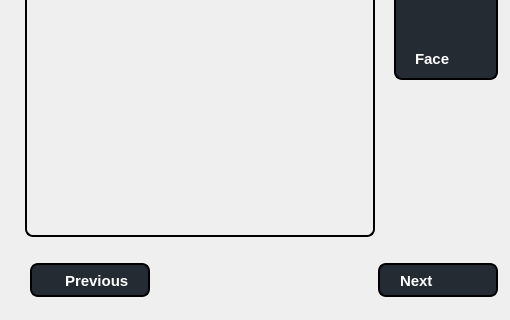
Old version of the form dms_client/ui/camsetpage.ui in the repository veda-team4/dms; both pictures show x 0 to 510 and y 160 to 480 of the 510 by 480 pixel window.
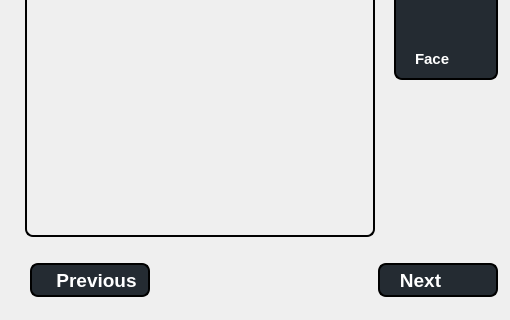
New version of the form. Icons and pictures are not drawn.

What changed in the file:
```diff
--- a/dms_client/ui/camsetpage.ui
+++ b/dms_client/ui/camsetpage.ui
@@ -145,6 +145,8 @@
     border-radius: 8px;
     background-color: rgb(36, 43, 50);
     outline: none;
+	color: white;
+	padding-right: 35px;
 }
 
 QPushButton:focus {
@@ -156,7 +158,7 @@
 }</string>
    </property>
    <property name="text">
-    <string/>
+    <string>Next</string>
    </property>
   </widget>
   <widget class="QPushButton" name="previousButton">
@@ -186,6 +188,8 @@
     border-radius: 8px;
     background-color: rgb(36, 43, 50);
     outline: none;
+	color: white;
+padding-left: 13px;
 }
 
 QPushButton:focus {
@@ -197,7 +201,7 @@
 }</string>
    </property>
    <property name="text">
-    <string/>
+    <string>Previous</string>
    </property>
   </widget>
   <widget class="QLabel" name="infotext">
@@ -253,7 +257,7 @@
   <widget class="QLabel" name="left">
    <property name="geometry">
     <rect>
-     <x>20</x>
+     <x>17</x>
      <y>415</y>
      <width>51</width>
      <height>51</height>
@@ -269,7 +273,7 @@
   <widget class="QLabel" name="right">
    <property name="geometry">
     <rect>
-     <x>450</x>
+     <x>458</x>
      <y>415</y>
      <width>51</width>
      <height>51</height>
@@ -282,50 +286,6 @@
     <string/>
    </property>
   </widget>
-  <widget class="QLabel" name="previoustext">
-   <property name="geometry">
-    <rect>
-     <x>65</x>
-     <y>420</y>
-     <width>81</width>
-     <height>41</height>
-    </rect>
-   </property>
-   <property name="font">
-    <font>
-     <pointsize>11</pointsize>
-     <bold>true</bold>
-    </font>
-   </property>
-   <property name="styleSheet">
-    <string notr="true">color: rgb(255, 255, 255);</string>
-   </property>
-   <property name="text">
-    <string>Previous</string>
-   </property>
-  </widget>
-  <widget class="QLabel" name="nexttext">
-   <property name="geometry">
-    <rect>
-     <x>400</x>
-     <y>420</y>
-     <width>61</width>
-     <height>41</height>
-    </rect>
-   </property>
-   <property name="font">
-    <font>
-     <pointsize>11</pointsize>
-     <bold>true</bold>
-    </font>
-   </property>
-   <property name="styleSheet">
-    <string notr="true">color: rgb(255, 255, 255);</string>
-   </property>
-   <property name="text">
-    <string>Next</string>
-   </property>
-  </widget>
   <widget class="QLabel" name="faceLabel">
    <property name="geometry">
     <rect>
```
Left out of the diff: 11 changed lines with no effect on the pictures.
